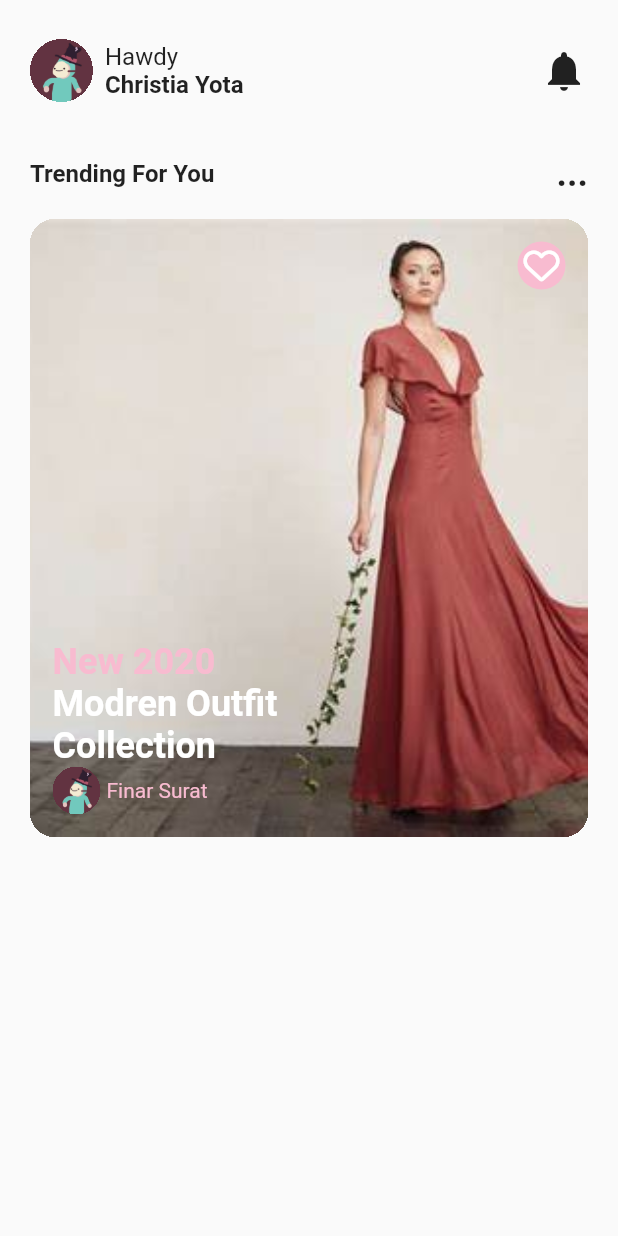
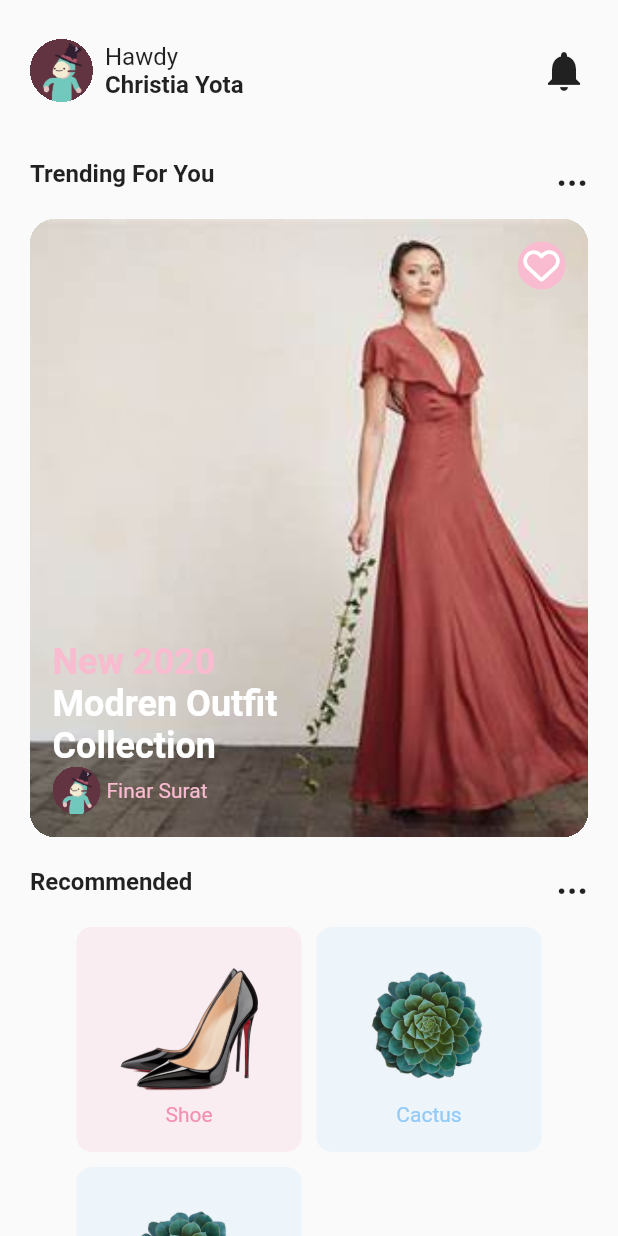
Before and after one commit to Saw-YanLinOo/flutter-batch-01, a Flutter app: the screen it shows after launch, on a phone screen of 412 x 824 dp. Run offline on Flutter 3.47's test engine with Material 2 defaults, Android fonts, the light colour scheme and no system bars; our stand-ins replace font_awesome_flutter.

Commit message:
feat: add recommendation section in home

```diff
--- a/fashion_app/lib/home_page.dart
+++ b/fashion_app/lib/home_page.dart
@@ -11,13 +11,15 @@ class HomePage extends StatelessWidget {
 
     return SafeArea(
       child: Scaffold(
-        body: Column(
+        body: SingleChildScrollView(
+          child: Column(
             children: [
               SizedBox(
                 height: 16,
               ),
               Padding(
-              padding: const EdgeInsets.symmetric(horizontal: 20, vertical: 10),
+                padding:
+                    const EdgeInsets.symmetric(horizontal: 20, vertical: 10),
                 child: HomeAppBarSection(),
               ),
               SizedBox(
@@ -27,12 +29,133 @@ class HomePage extends StatelessWidget {
                 padding: const EdgeInsets.symmetric(horizontal: 20),
                 child: TrendingForYouSection(),
               ),
+              SizedBox(
+                height: 16,
+              ),
+              Padding(
+                padding: const EdgeInsets.symmetric(horizontal: 20),
+                child: RecommendedSection(),
+              ),
             ],
+          ),
         ),
       ),
     );
   }
 }
+
+class RecommendedSection extends StatelessWidget {
+  const RecommendedSection({Key? key}) : super(key: key);
+
+  @override
+  Widget build(BuildContext context) {
+    return Column(
+      children: [
+        Row(
+          children: [
+            Text(
+              "Recommended",
+              style: TextStyle(
+                fontSize: 16,
+                fontWeight: FontWeight.bold,
+              ),
+            ),
+            Spacer(),
+            Text(
+              "...",
+              style: TextStyle(
+                fontSize: 24,
+                fontWeight: FontWeight.bold,
+              ),
+            ),
+          ],
+        ),
+        SizedBox(
+          height: 16,
+        ),
+        Wrap(
+          spacing: 10,
+          runSpacing: 10,
+          children: [
+            Container(
+              width: 150,
+              height: 150,
+              decoration: BoxDecoration(
+                borderRadius: BorderRadius.circular(10),
+                color: Colors.pink.shade100.withOpacity(0.2),
+              ),
+              child: Column(
+                mainAxisAlignment: MainAxisAlignment.center,
+                children: [
+                  Container(
+                    width: 100,
+                    height: 100,
+                    child: Image.asset("assets/shoe.png"),
+                  ),
+                  Text(
+                    "Shoe",
+                    style: TextStyle(
+                      color: Colors.pink.shade200,
+                    ),
+                  ),
+                ],
+              ),
+            ),
+            Container(
+              width: 150,
+              height: 150,
+              decoration: BoxDecoration(
+                borderRadius: BorderRadius.circular(10),
+                color: Colors.blue.shade100.withOpacity(0.2),
+              ),
+              child: Column(
+                mainAxisAlignment: MainAxisAlignment.center,
+                children: [
+                  Container(
+                    width: 100,
+                    height: 100,
+                    child: Image.asset("assets/cactus.png"),
+                  ),
+                  Text(
+                    "Cactus",
+                    style: TextStyle(
+                      color: Colors.blue.shade200,
+                    ),
+                  ),
+                ],
+              ),
+            ),
+            Container(
+              width: 150,
+              height: 150,
+              decoration: BoxDecoration(
+                borderRadius: BorderRadius.circular(10),
+                color: Colors.blue.shade100.withOpacity(0.2),
+              ),
+              child: Column(
+                mainAxisAlignment: MainAxisAlignment.center,
+                children: [
+                  Container(
+                    width: 100,
+                    height: 100,
+                    child: Image.asset("assets/cactus.png"),
+                  ),
+                  Text(
+                    "Cactus",
+                    style: TextStyle(
+                      color: Colors.blue.shade200,
+                    ),
+                  ),
+                ],
+              ),
+            ),
+          ],
+        ),
+      ],
+    );
+  }
+}
+
 
 class TrendingForYouSection extends StatelessWidget {
   const TrendingForYouSection({Key? key}) : super(key: key);
@@ -66,8 +189,7 @@ class TrendingForYouSection extends StatelessWidget {
         Container(
           height: MediaQuery.of(context).size.height / 2,
           clipBehavior: Clip.hardEdge,
-          decoration:
-          BoxDecoration(borderRadius: BorderRadius.circular(16)),
+          decoration: BoxDecoration(borderRadius: BorderRadius.circular(16)),
           child: Stack(
             children: [
               Positioned.fill(
@@ -152,7 +274,6 @@ class TrendingForYouSection extends StatelessWidget {
   }
 }
 
-
 class HomeAppBarSection extends StatelessWidget {
   const HomeAppBarSection({Key? key}) : super(key: key);
 
--- a/fashion_app/pubspec.yaml
+++ b/fashion_app/pubspec.yaml
@@ -28,7 +28,7 @@ environment:
 # the latest version available on pub.dev. To see which dependencies have newer
 # versions available, run `flutter pub outdated`.
 dependencies:
-  font_awesome_flutter: 10.4.0
+  font_awesome_flutter: ^10.4.0
   flutter:
     sdk: flutter
 
```
Lines whose indentation alone changed are shown as unchanged.
